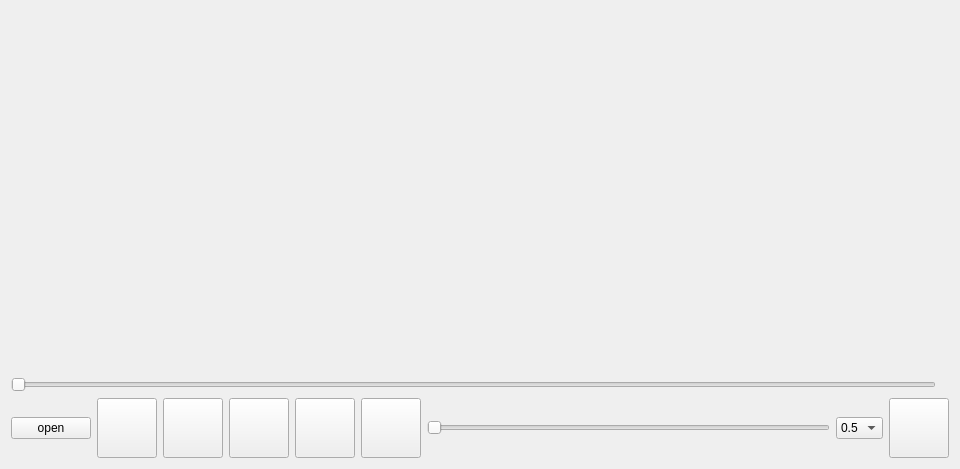
Qt form lhMusicPlayer/musicplayer.ui (longhao666/2018032901pineappleMusic) before a commit.
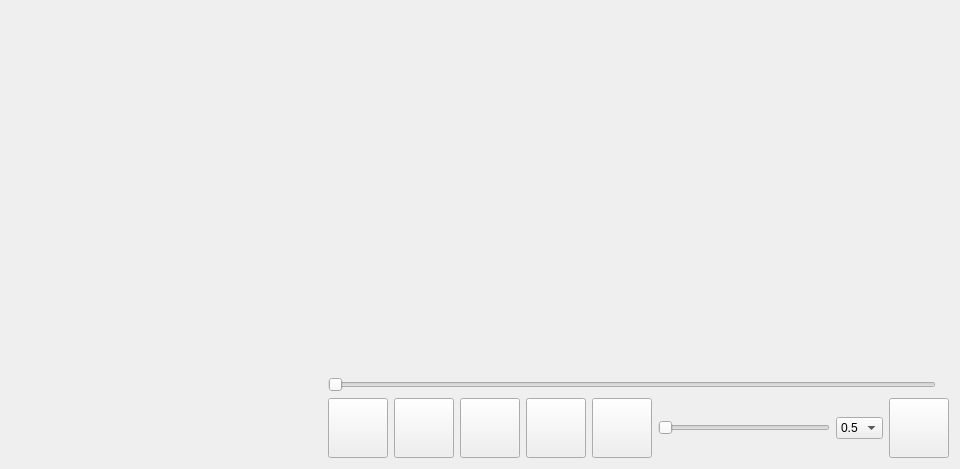
The same form after that commit. Custom widgets are drawn as their Qt base class.

What changed in the file:
```diff
--- a/lhMusicPlayer/musicplayer.ui
+++ b/lhMusicPlayer/musicplayer.ui
@@ -13,9 +13,9 @@
   <property name="windowTitle">
    <string>Form</string>
   </property>
-  <layout class="QVBoxLayout" name="verticalLayout">
-   <item>
-    <layout class="QHBoxLayout" name="horizontalLayout" stretch="1,2">
+  <layout class="QGridLayout" name="gridLayout">
+   <item row="0" column="0">
+    <layout class="QHBoxLayout" name="horizontalLayout_3" stretch="1,2">
      <item>
       <widget class="MyListWidget" name="listWidget">
        <property name="styleSheet">
@@ -24,6 +24,8 @@
       </widget>
      </item>
      <item>
+      <layout class="QVBoxLayout" name="verticalLayout">
+       <item>
       <widget class="QTextBrowser" name="textBrowser">
        <property name="enabled">
         <bool>true</bool>
@@ -43,10 +45,8 @@
        </property>
       </widget>
      </item>
-    </layout>
-   </item>
    <item>
-    <layout class="QHBoxLayout" name="horizontalLayout_3">
+        <layout class="QHBoxLayout" name="horizontalLayout">
      <item>
       <widget class="QSlider" name="timehorizontalSlider">
        <property name="orientation">
@@ -65,13 +65,6 @@
    </item>
    <item>
     <layout class="QHBoxLayout" name="horizontalLayout_2">
-     <item>
-      <widget class="QPushButton" name="openpushButton">
-       <property name="text">
-        <string>open</string>
-       </property>
-      </widget>
-     </item>
      <item>
       <widget class="QPushButton" name="stoppushButton">
        <property name="minimumSize">
@@ -175,6 +168,10 @@
         <string/>
        </property>
       </widget>
+         </item>
+        </layout>
+       </item>
+      </layout>
      </item>
     </layout>
    </item>
```
Lines whose indentation alone changed are shown as unchanged.
